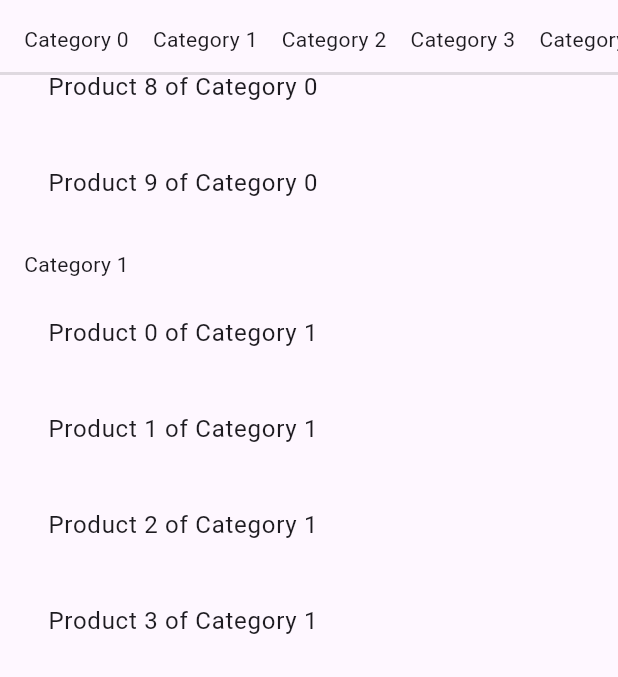
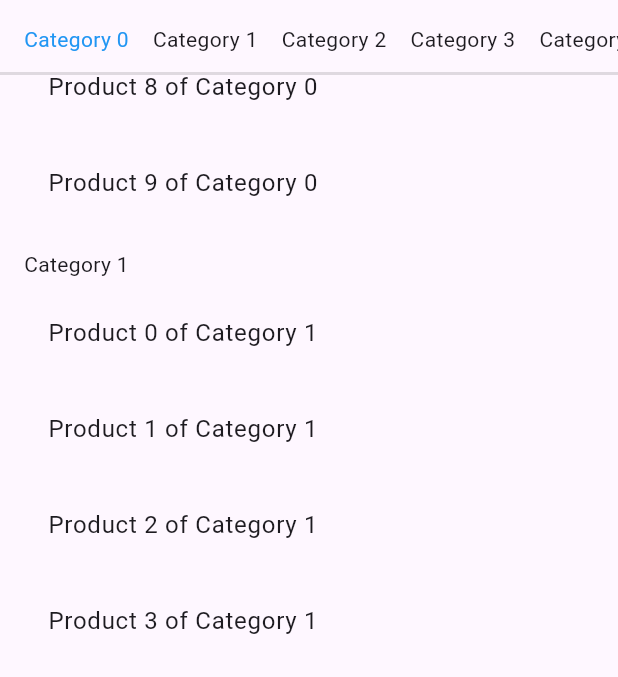
Before and after one commit to YannMancel/scroll_to, a Flutter app: the screen it shows after launch, scrolled down 576 dp, on a phone screen of 412 x 824 dp, the part 84-761 px from its top. Run offline on Flutter 3.47's test engine with Material 3 defaults, Android fonts, the phone set to English and light mode, and no system bars.

Commit message:
feat: selected category controller

```diff
--- a/lib/home_page.dart
+++ b/lib/home_page.dart
@@ -3,6 +3,7 @@ import 'dart:isolate';
 import 'package:flutter/material.dart';
 import 'package:scroll_to/build_context_extension.dart';
 import 'package:scroll_to/item.dart';
+import 'package:scroll_to/selected_category_controller.dart';
 
 class HomePage extends StatelessWidget {
   const HomePage({
@@ -78,8 +79,9 @@ class _Data extends StatefulWidget {
 
 class _DataState extends State<_Data> {
   late Map<CategoryItem, GlobalKey> _cache;
-  late ScrollController _controller;
-  late VoidCallback _callback;
+  late ScrollController _scrollController;
+  late VoidCallback _onScroll;
+  late SelectedCategoryController _selectedCategoryController;
 
   Future<void> _scrollTo(GlobalKey key) async {
     await Scrollable.ensureVisible(
@@ -95,30 +97,33 @@ class _DataState extends State<_Data> {
     _cache = <CategoryItem, GlobalKey>{
       for (final category in widget.items.categories) category: GlobalKey(),
     };
-    _controller = ScrollController();
-    _callback = () {
+    _onScroll = () {
       WidgetsBinding.instance.addPostFrameCallback((_) {
         if (context.mounted) {
-          debugPrint('---------------------------------------------------');
-          final items = context
+          _selectedCategoryController.visibleItems = context
               .whereChildWidgets(
                 (element) => element.widget.runtimeType == _ItemView,
                 canOnlySearchVisibleChildren: true,
               )
               .cast<_ItemView>()
-              .map((widget) => widget.item);
-          debugPrint('items(${items.length})');
-          debugPrint('---------------------------------------------------');
+              .map((widget) => widget.item)
+              .toList();
         }
       });
     };
-    _controller.addListener(_callback);
+    _scrollController = ScrollController()..addListener(_onScroll);
+    _selectedCategoryController = SelectedCategoryControllerImpl(
+      allItems: widget.items.toList(),
+    );
+    _onScroll();
   }
 
   @override
   void dispose() {
-    _controller.removeListener(_callback);
-    _controller.dispose();
+    _scrollController
+      ..removeListener(_onScroll)
+      ..dispose();
+    _selectedCategoryController.dispose();
     super.dispose();
   }
 
@@ -137,19 +142,27 @@ class _DataState extends State<_Data> {
           ),
           child: SizedBox(
             height: 50.0,
-            child: ListView.builder(
+            child: ValueListenableBuilder(
+              valueListenable: _selectedCategoryController.selectedCategory,
+              builder: (_, selectedCategory, __) => ListView.builder(
                 scrollDirection: Axis.horizontal,
                 padding: const EdgeInsets.only(right: 16.0),
                 itemCount: _cache.keys.length,
                 itemBuilder: (_, index) {
                   final category = _cache.keys.toList()[index];
+                  final isSelected = category == selectedCategory;
                   return Padding(
                     padding: const EdgeInsets.only(left: 16.0),
                     child: GestureDetector(
                       onTap: () async => _scrollTo(_cache[category]!),
                       child: Padding(
                         padding: const EdgeInsets.symmetric(vertical: 16.0),
-                      child: Text(category.label),
+                        child: Text(
+                          category.label,
+                          style: TextStyle(
+                            color: isSelected ? Colors.blue : null,
+                          ),
+                        ),
                       ),
                     ),
                   );
@@ -157,9 +170,10 @@ class _DataState extends State<_Data> {
               ),
             ),
           ),
+        ),
         Expanded(
           child: CustomScrollView(
-            controller: _controller,
+            controller: _scrollController,
             slivers: <Widget>[
               for (final item in widget.items)
                 _ItemView(
--- /dev/null
+++ b/lib/selected_category_controller.dart
@@ -0,0 +1,37 @@
+import 'package:flutter/cupertino.dart';
+import 'package:scroll_to/item.dart';
+
+abstract interface class SelectedCategoryController {
+  ValueNotifier<CategoryItem?> get selectedCategory;
+  set visibleItems(List<Item> values);
+  void dispose();
+}
+
+class SelectedCategoryControllerImpl implements SelectedCategoryController {
+  SelectedCategoryControllerImpl({
+    required List<Item> allItems,
+  })  : _allItems = allItems,
+        _notifier = ValueNotifier<CategoryItem?>(null);
+
+  final List<Item> _allItems;
+  final ValueNotifier<CategoryItem?> _notifier;
+
+  @override
+  ValueNotifier<CategoryItem?> get selectedCategory => _notifier;
+
+  @override
+  set visibleItems(List<Item> items) {
+    if (items.isEmpty) return;
+
+    for (var i = items.first.index; i >= 0; i--) {
+      final item = _allItems[i];
+      if (item is CategoryItem) {
+        _notifier.value = item;
+        break;
+      }
+    }
+  }
+
+  @override
+  void dispose() => _notifier.dispose();
+}
```
Lines whose indentation alone changed are shown as unchanged.
